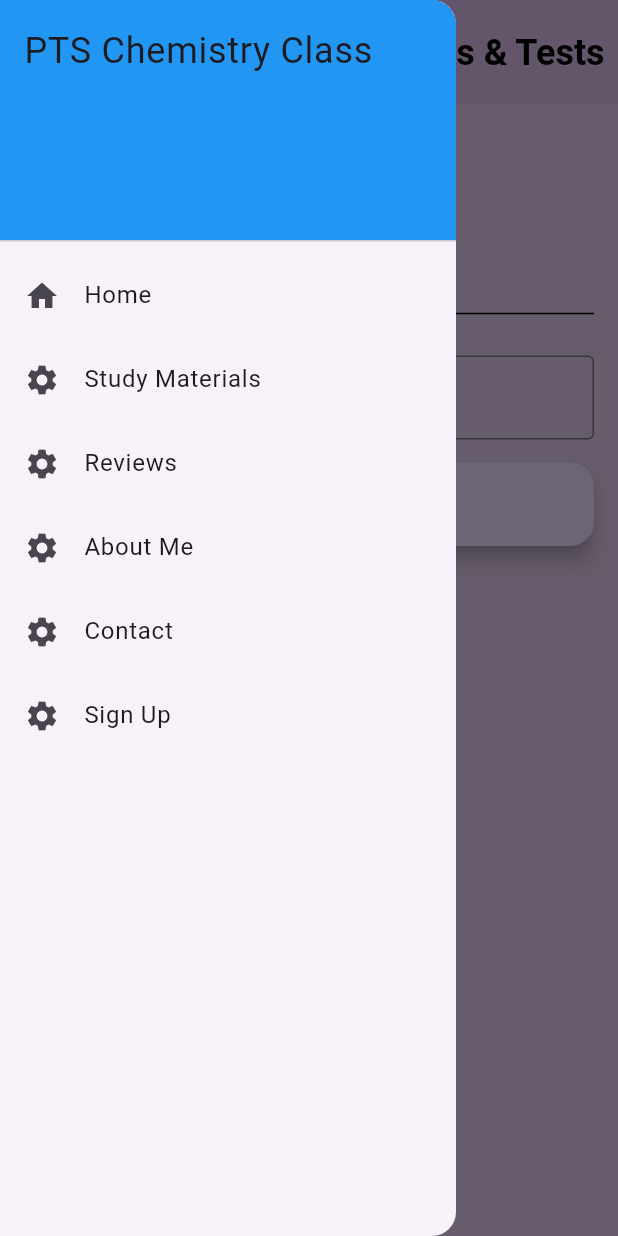
After one commit to Srijen-Raja/PTSChemistry, a Flutter app: the MaterialsPage screen opened by its route, with the side drawer open, on a phone screen of 412 x 824 dp. The commit adds this screen. Run offline on Flutter 3.47's test engine with Material 3 defaults, Android fonts, the light colour scheme and no system bars; our stand-ins replace youtube_player_iframe; missing offline and left inert: carousel_slider_plus; Roboto replaces fonts that are missing (Georgia).

Commit message:
UI Updates

```diff
--- a/lib/about_page.dart
+++ b/lib/about_page.dart
@@ -31,7 +31,7 @@ class AboutPage extends StatelessWidget {
   var hei = MediaQuery.of(context).size.height;
     return Scaffold(
       appBar: AppBar(
-        automaticallyImplyLeading: false,
+        automaticallyImplyLeading: (hei * 0.85 > wid)?true:false,
         backgroundColor: appbgcol,
         foregroundColor: Colors.black,
         elevation: 1.0,
@@ -46,6 +46,11 @@ class AboutPage extends StatelessWidget {
             onPressed: () => Navigator.pushNamed(context, '/'),
             style: navLinkStyle,
             child: const Text('Home'),
+          ),
+          TextButton(
+            onPressed: () => Navigator.pushNamed(context, '/material'),
+            style: navLinkStyle,
+            child: const Text('Study Material / Tests'),
           ),
           TextButton(
             onPressed: () => Navigator.pushNamed(context, '/reviews'),
@@ -102,6 +107,11 @@ class AboutPage extends StatelessWidget {
                 leading: Icon(Icons.home),
                 title: const Text('Home'),
                 onTap: () => Navigator.pushNamed(context, '/'),
+              ),
+              ListTile(
+                leading: const Icon(Icons.settings),
+                title: const Text('Study Materials / Tests'),
+                onTap: () => Navigator.pushNamed(context, '/material'),
               ),
               ListTile(
                 leading: Icon(Icons.settings),
--- a/lib/contact_page.dart
+++ b/lib/contact_page.dart
@@ -33,7 +33,7 @@ class ContactPage extends StatelessWidget {
 
     return Scaffold(
       appBar: AppBar(
-        automaticallyImplyLeading: false,
+        automaticallyImplyLeading: (hei * 0.85 > wid)?true:false,
         backgroundColor: appbgcol,
         foregroundColor: Colors.black,
         elevation: 1.0,
@@ -48,6 +48,11 @@ class ContactPage extends StatelessWidget {
             onPressed: () => Navigator.pushNamed(context, '/'),
             style: navLinkStyle,
             child: const Text('Home'),
+          ),
+          TextButton(
+            onPressed: () => Navigator.pushNamed(context, '/material'),
+            style: navLinkStyle,
+            child: const Text('Study Material / Tests'),
           ),
           TextButton(
             onPressed: () => Navigator.pushNamed(context, '/reviews'),
@@ -104,6 +109,11 @@ class ContactPage extends StatelessWidget {
               leading: Icon(Icons.home),
               title: const Text('Home'),
               onTap: () => Navigator.pushNamed(context, '/'),
+            ),
+            ListTile(
+              leading: const Icon(Icons.settings),
+              title: const Text('Study Materials / Tests'),
+              onTap: () => Navigator.pushNamed(context, '/material'),
             ),
             ListTile(
               leading: Icon(Icons.settings),
--- a/lib/courses_page.dart
+++ b/lib/courses_page.dart
@@ -30,7 +30,7 @@ class CoursesPage extends StatelessWidget {
     var wid = MediaQuery.of(context).size.width;
     return Scaffold(
       appBar: AppBar(
-        automaticallyImplyLeading: false,
+        automaticallyImplyLeading: (hei * 0.85 > wid)?true:false,
         backgroundColor: appbgcol,
         foregroundColor: Colors.black,
         elevation: 1.0,
@@ -46,6 +46,11 @@ class CoursesPage extends StatelessWidget {
           style: navLinkStyle,
           child: const Text('Home'),
         ),
+          TextButton(
+            onPressed: () => Navigator.pushNamed(context, '/material'),
+            style: navLinkStyle,
+            child: const Text('Study Material / Tests'),
+          ),
           TextButton(
             onPressed: () => Navigator.pushNamed(context, '/reviews'),
             style: navLinkStyle,
@@ -102,6 +107,11 @@ class CoursesPage extends StatelessWidget {
             onTap: () => Navigator.pushNamed(context, '/'),
           ),
           ListTile(
+            leading: const Icon(Icons.settings),
+            title: const Text('Study Materials / Tests'),
+            onTap: () => Navigator.pushNamed(context, '/material'),
+          ),
+          ListTile(
             leading: Icon(Icons.settings),
             title: const Text('Reviews'),
             onTap: () => Navigator.pushNamed(context, '/reviews'),
--- a/lib/home_page.dart
+++ b/lib/home_page.dart
@@ -55,7 +55,7 @@ class _HomePageState extends State<HomePage> {
     var hei = MediaQuery.of(context).size.height;
     return Scaffold(
       appBar: AppBar(
-        automaticallyImplyLeading: false,
+        automaticallyImplyLeading: (hei * 0.85 > wid)?true:false,
         backgroundColor: appbgcol,
         foregroundColor: Colors.black,
         elevation: 1.0,
@@ -71,6 +71,11 @@ class _HomePageState extends State<HomePage> {
             onPressed: _scrollToCourses,
             style: navLinkStyle,
             child: const Text('Courses'),
+          ),
+          TextButton(
+            onPressed: () => Navigator.pushNamed(context, '/material'),
+            style: navLinkStyle,
+            child: const Text('Study Material / Tests'),
           ),
           TextButton(
             onPressed: () => Navigator.pushNamed(context, '/reviews'),
@@ -129,6 +134,11 @@ class _HomePageState extends State<HomePage> {
               leading: const Icon(Icons.home),
               title: const Text('Home'),
               onTap: () => Navigator.pushNamed(context, '/'),
+            ),
+            ListTile(
+              leading: const Icon(Icons.settings),
+              title: const Text('Study Materials'),
+              onTap: () => Navigator.pushNamed(context, '/material'),
             ),
             ListTile(
               leading: const Icon(Icons.home),
--- a/lib/login_page.dart
+++ b/lib/login_page.dart
@@ -26,7 +26,7 @@ class LoginPage extends StatelessWidget {
   var hei = MediaQuery.of(context).size.height;
     return Scaffold(
       appBar: AppBar(
-        automaticallyImplyLeading: false,
+        automaticallyImplyLeading: (hei * 0.85 > wid)?true:false,
         backgroundColor: appbgcol,
         foregroundColor: Colors.black,
         elevation: 1.0,
@@ -41,6 +41,11 @@ class LoginPage extends StatelessWidget {
             onPressed: () => Navigator.pushNamed(context, '/'),
             style: navLinkStyle,
             child: const Text('Home'),
+          ),
+          TextButton(
+            onPressed: () => Navigator.pushNamed(context, '/material'),
+            style: navLinkStyle,
+            child: const Text('Study Material / Tests'),
           ),
           TextButton(
             onPressed: () => Navigator.pushNamed(context, '/reviews'),
@@ -99,6 +104,11 @@ class LoginPage extends StatelessWidget {
             onTap: () => Navigator.pushNamed(context, '/'),
           ),
           ListTile(
+            leading: const Icon(Icons.settings),
+            title: const Text('Study Materials / Tests'),
+            onTap: () => Navigator.pushNamed(context, '/material'),
+          ),
+          ListTile(
             leading: Icon(Icons.settings),
             title: const Text('Reviews'),
             onTap: () => Navigator.pushNamed(context, '/reviews'),
--- a/lib/main.dart
+++ b/lib/main.dart
@@ -1,11 +1,12 @@
 import 'package:flutter/material.dart';
-import 'package:ptschemistryclass/login_page.dart';
+import 'login_page.dart';
 import 'home_page.dart';
 import 'courses_page.dart';
 import 'reviews_page.dart';
 import 'about_page.dart';
 import 'contact_page.dart';
 import 'videos_page.dart';
+import 'material_page.dart';
 
 void main() {
   runApp(const TutorWebsite());
@@ -34,6 +35,7 @@ class TutorWebsite extends StatelessWidget {
         '/contact': (context) => const ContactPage(),
         '/login': (context) => const LoginPage(),
         '/videos': (context) => const VideosPage(),
+        '/material': (context) => MaterialsPage(),
       },
     );
   }
--- /dev/null
+++ b/lib/material_page.dart
@@ -0,0 +1,351 @@
+import 'package:flutter/material.dart';
+import 'package:intl/intl.dart';
+import 'home_page.dart';
+import 'main.dart'; // Make sure this imports variables like appbgcol, bgcol, etc.
+
+class MaterialsPage extends StatefulWidget {
+  MaterialsPage({super.key});
+
+  @override
+  State<MaterialsPage> createState() => _MaterialsPageState();
+}
+
+class _MaterialsPageState extends State<MaterialsPage> {
+  bool unlockedtest = false;
+  final TextEditingController _codeController = TextEditingController();
+
+  bool complexFormulaWithDate(int a) {
+    var date = DateTime.now();
+    int dayOfYear = int.parse(DateFormat("D").format(date));
+    int weekday = date.weekday;
+    int month = date.month;
+    int year = date.year;
+    int result = (dayOfYear * (weekday * weekday) + month * year) % 10000;
+    return (result == a);
+  }
+
+  @override
+  void dispose() {
+    _codeController.dispose();
+    super.dispose();
+  }
+
+  @override
+  Widget build(BuildContext context) {
+    final ButtonStyle navLinkStyle = TextButton.styleFrom(
+      foregroundColor: Colors.black,
+      padding: const EdgeInsets.symmetric(horizontal: 16, vertical: 20),
+      textStyle: const TextStyle(fontSize: 15),
+      shape: const RoundedRectangleBorder(
+          borderRadius: BorderRadius.all(Radius.circular(14))),
+    ).copyWith(
+      overlayColor: MaterialStateProperty.all(const Color(0xFFE3D5E8)),
+      foregroundColor: MaterialStateProperty.resolveWith<Color?>(
+            (Set<MaterialState> states) {
+          if (states.contains(MaterialState.hovered)) {
+            return Theme.of(context).primaryColor;
+          }
+          return Colors.black;
+        },
+      ),
+    );
+
+    var wid = MediaQuery.of(context).size.width;
+    var hei = MediaQuery.of(context).size.height;
+
+    return Scaffold(
+      appBar: AppBar(
+        automaticallyImplyLeading: (hei * 0.85 > wid) ? true : false,
+        backgroundColor: appbgcol,
+        foregroundColor: Colors.black,
+        elevation: 1.0,
+        toolbarHeight: 70,
+        title: Row(children: [
+          SizedBox(
+            height: 70,
+            width: 70,
+            child: IconButton(
+                onPressed: () => Navigator.pushNamed(context, '/'),
+                icon: Image.asset("images/icon1.png")),
+          ),
+          const SizedBox(width: 5),
+          const Text('Study Materials & Tests',
+              style: TextStyle(fontWeight: FontWeight.bold, fontSize: 24)),
+        ]),
+        actions: (hei < wid * 0.9)
+            ? <Widget>[
+          TextButton(
+            onPressed: () => Navigator.pushNamed(context, '/'),
+            style: navLinkStyle,
+            child: const Text('Home'),
+          ),
+          TextButton(
+            onPressed: () => Navigator.pushNamed(context, '/reviews'),
+            style: navLinkStyle,
+            child: const Text('Reviews'),
+          ),
+          TextButton(
+            onPressed: () => Navigator.pushNamed(context, '/about'),
+            style: navLinkStyle,
+            child: const Text('About Me'),
+          ),
+          const SizedBox(width: 10),
+          OutlinedButton(
+            onPressed: () => Navigator.pushNamed(context, '/contact'),
+            child: const Text('Contact'),
+            style: OutlinedButton.styleFrom(
+              foregroundColor: Colors.black,
+              side: const BorderSide(color: Colors.black),
+            ).copyWith(
+              backgroundColor: MaterialStateProperty.resolveWith((states) {
+                if (states.contains(MaterialState.hovered)) {
+                  return Colors.grey.shade100;
+                }
+                return null;
+              }),
+            ),
+          ),
+          const SizedBox(width: 10),
+          ElevatedButton(
+            onPressed: () => Navigator.pushNamed(context, '/login'),
+            child: const Text('Sign Up'),
+            style: ElevatedButton.styleFrom(
+              backgroundColor: Colors.black,
+              foregroundColor: Colors.white,
+            ).copyWith(
+              backgroundColor: MaterialStateProperty.resolveWith((states) {
+                if (states.contains(MaterialState.hovered)) {
+                  return Colors.grey.shade800;
+                }
+                return Colors.black;
+              }),
+            ),
+          ),
+          const SizedBox(width: 20),
+        ]
+            : <Widget>[const SizedBox.shrink()],
+      ),
+      drawer: (hei * 0.85 > wid)
+          ? Drawer(
+        child: ListView(
+          padding: EdgeInsets.zero,
+          children: [
+            const DrawerHeader(
+              decoration: BoxDecoration(
+                color: Colors.blue,
+              ),
+              child: Text(
+                'PTS Chemistry Class',
+                style: TextStyle(fontSize: 24),
+              ),
+            ),
+            ListTile(
+              leading: const Icon(Icons.home),
+              title: const Text('Home'),
+              onTap: () => Navigator.pushNamed(context, '/'),
+            ),
+            ListTile(
+              leading: const Icon(Icons.settings),
+              title: const Text('Study Materials'),
+              onTap: () => Navigator.pushNamed(context, '/material'),
+            ),
+            ListTile(
+              leading: const Icon(Icons.settings),
+              title: const Text('Reviews'),
+              onTap: () => Navigator.pushNamed(context, '/reviews'),
+            ),
+            ListTile(
+              leading: const Icon(Icons.settings),
+              title: const Text('About Me'),
+              onTap: () => Navigator.pushNamed(context, '/about'),
+            ),
+            ListTile(
+              leading: const Icon(Icons.settings),
+              title: const Text('Contact'),
+              onTap: () => Navigator.pushNamed(context, '/contact'),
+            ),
+            ListTile(
+              leading: const Icon(Icons.settings),
+              title: const Text('Sign Up'),
+              onTap: () => Navigator.pushNamed(context, '/login'),
+            ),
+          ],
+        ),
+      )
+          : null,
+      backgroundColor: bgcol,
+      body: (!unlockedtest)
+          ? ((hei < wid) ? desk(context) : mob(context))
+          : testUnlockedWidget(context),
+    );
+  }
+
+  Widget desk(BuildContext context) {
+    return Row(
+      children: [
+        Column(
+          crossAxisAlignment: CrossAxisAlignment.start,
+          children: const [
+            Text(
+              "Study Material Link 1",
+              style: TextStyle(fontSize: 20),
+            ),
+            Text(
+              "Study Material Link 2",
+              style: TextStyle(fontSize: 20),
+            ),
+            Text(
+              "Study Material Link 3",
+              style: TextStyle(fontSize: 20),
+            ),
+          ],
+        ),
+        const SizedBox(width: 10),
+        const Spacer(flex: 1),
+        Container(width: 1, color: Colors.black),
+        const SizedBox(width: 10),
+        Column(
+          children: [
+            const SizedBox(height: 10),
+            SizedBox(
+              width: 350,
+              child: TextField(
+                controller: _codeController,
+                decoration: const InputDecoration(
+                  border: OutlineInputBorder(),
+                  labelText: 'Enter Code to access Tests',
+                ),
+                keyboardType: TextInputType.number,
+              ),
+            ),
+            const SizedBox(height: 10),
+            SizedBox(
+              width: 150,
+              child: FloatingActionButton(
+                child: const Text(
+                  "Submit",
+                  style: TextStyle(fontSize: 16),
+                ),
+                onPressed: () {
+                  final inputText = _codeController.text.trim();
+
+                  if (inputText.isEmpty) {
+                    ScaffoldMessenger.of(context).showSnackBar(
+                      const SnackBar(content: Text('Please enter a code.')),
+                    );
+                    return;
+                  }
+
+                  final int? inputCode = int.tryParse(inputText);
+                  if (inputCode == null) {
+                    ScaffoldMessenger.of(context).showSnackBar(
+                      const SnackBar(content: Text('Invalid code format.')),
+                    );
+                    return;
+                  }
+
+                  if (complexFormulaWithDate(inputCode)) {
+                    print("a");
+                    setState(() {
+                      print("abd");
+                      unlockedtest = true;
+                    });
+                  } else {
+                    ScaffoldMessenger.of(context).showSnackBar(
+                      const SnackBar(content: Text('Incorrect code.')),
+                    );
+                  }
+                },
+              ),
+            ),
+          ],
+        ),
+        const SizedBox(width: 50),
+      ],
+    );
+  }
+
+  Widget mob(BuildContext context) {
+    return SingleChildScrollView(
+      padding: const EdgeInsets.all(16),
+      child: Column(
+        crossAxisAlignment: CrossAxisAlignment.start,
+        children: [
+          const Text(
+            "Study Material Link 1",
+            style: TextStyle(fontSize: 20),
+          ),
+          const SizedBox(height: 4),
+          const Text(
+            "Study Material Link 2",
+            style: TextStyle(fontSize: 20),
+          ),
+          const SizedBox(height: 4),
+          const Text(
+            "Study Material Link 3",
+            style: TextStyle(fontSize: 20),
+          ),
+          const SizedBox(height: 20),
+          const Divider(color: Colors.black, thickness: 1),
+          const SizedBox(height: 20),
+          SizedBox(
+            width: double.infinity,
+            child: TextField(
+              controller: _codeController,
+              decoration: const InputDecoration(
+                border: OutlineInputBorder(),
+                labelText: 'Enter Code to access Tests',
+              ),
+              keyboardType: TextInputType.number,
+            ),
+          ),
+          const SizedBox(height: 15),
+          SizedBox(
+            width: double.infinity,
+            child: FloatingActionButton.extended(
+              label: const Text("Submit"),
+              onPressed: () {
+                final inputText = _codeController.text.trim();
+
+                if (inputText.isEmpty) {
+                  ScaffoldMessenger.of(context).showSnackBar(
+                    const SnackBar(content: Text('Please enter a code.')),
+                  );
+                  return;
+                }
+
+                final int? inputCode = int.tryParse(inputText);
+                if (inputCode == null) {
+                  ScaffoldMessenger.of(context).showSnackBar(
+                    const SnackBar(content: Text('Invalid code format.')),
+                  );
+                  return;
+                }
+
+                if (complexFormulaWithDate(inputCode)) {
+                  print("a");
+                  setState(() {
+                    print("abd");
+                    unlockedtest = true;
+                  });
+                } else {
+                  ScaffoldMessenger.of(context).showSnackBar(
+                    const SnackBar(content: Text('Incorrect code.')),
+                  );
+                }
+              },
+            ),
+          ),
+        ],
+      ),
+    );
+  }
+
+  Widget testUnlockedWidget(BuildContext context) {
+    return Center(
+      child: Text(
+        "Google Form Links for test will come here"
+      ),
+    );
+  }
+}
--- a/lib/reviews_page.dart
+++ b/lib/reviews_page.dart
@@ -26,7 +26,7 @@ class ReviewsPage extends StatelessWidget {
   var hei = MediaQuery.of(context).size.height;
     return Scaffold(
       appBar: AppBar(
-        automaticallyImplyLeading: false,
+        automaticallyImplyLeading: (hei * 0.85 > wid)?true:false,
         backgroundColor: appbgcol,
         foregroundColor: Colors.black,
         elevation: 1.0,
@@ -41,6 +41,11 @@ class ReviewsPage extends StatelessWidget {
             onPressed: () => Navigator.pushNamed(context, '/'),
             style: navLinkStyle,
             child: const Text('Home'),
+          ),
+          TextButton(
+            onPressed: () => Navigator.pushNamed(context, '/material'),
+            style: navLinkStyle,
+            child: const Text('Study Material / Tests'),
           ),
           TextButton(
             onPressed: () => Navigator.pushNamed(context, '/reviews'),
@@ -97,6 +102,11 @@ class ReviewsPage extends StatelessWidget {
               leading: Icon(Icons.home),
               title: const Text('Home'),
               onTap: () => Navigator.pushNamed(context, '/'),
+            ),
+            ListTile(
+              leading: const Icon(Icons.settings),
+              title: const Text('Study Materials / Tests'),
+              onTap: () => Navigator.pushNamed(context, '/material'),
             ),
             ListTile(
               leading: Icon(Icons.settings),
--- a/lib/videos_page.dart
+++ b/lib/videos_page.dart
@@ -16,6 +16,7 @@ class _VideosPageState extends State<VideosPage> {
     'gCdwPtiNrvM',
     '3u6D2oPfcZU',
     '4baFtmMsWz0',
+    'Kg3Gan2LXjY'
   ];
 
   late final List<YoutubePlayerController> controllers;
@@ -72,7 +73,7 @@ class _VideosPageState extends State<VideosPage> {
     var hei = MediaQuery.of(context).size.height;
     return Scaffold(
       appBar: AppBar(
-        automaticallyImplyLeading: false,
+        automaticallyImplyLeading: (hei * 0.85 > wid)?true:false,
         backgroundColor: appbgcol,
         foregroundColor: Colors.black,
         elevation: 1.0,
@@ -87,6 +88,11 @@ class _VideosPageState extends State<VideosPage> {
             onPressed: () => Navigator.pushNamed(context, '/'),
             style: navLinkStyle,
             child: const Text('Home'),
+          ),
+          TextButton(
+            onPressed: () => Navigator.pushNamed(context, '/material'),
+            style: navLinkStyle,
+            child: const Text('Study Material / Tests'),
           ),
           TextButton(
             onPressed: () => Navigator.pushNamed(context, '/reviews'),
@@ -129,6 +135,45 @@ class _VideosPageState extends State<VideosPage> {
           const SizedBox(width: 20),
         ]:<Widget>[SizedBox.shrink()],
       ),
+      drawer: (hei*0.85>wid)?Drawer(
+        child: ListView(
+          padding: EdgeInsets.zero,
+          children: [
+            const DrawerHeader(
+              decoration: BoxDecoration(
+                color: Colors.blue,
+              ),
+              child: Text('PTS Chemistry Class',style: TextStyle(fontSize: 24),),
+            ),ListTile(
+              leading: Icon(Icons.home),
+              title: const Text('Home'),
+              onTap: () => Navigator.pushNamed(context, '/'),
+            ),
+            ListTile(
+              leading: const Icon(Icons.settings),
+              title: const Text('Study Materials / Tests'),
+              onTap: () => Navigator.pushNamed(context, '/material'),
+            ),
+            ListTile(
+              leading: Icon(Icons.settings),
+              title: const Text('Reviews'),
+              onTap: () => Navigator.pushNamed(context, '/reviews'),
+            ),ListTile(
+              leading: Icon(Icons.settings),
+              title: const Text('About Me'),
+              onTap: () => Navigator.pushNamed(context, '/about'),
+            ),ListTile(
+              leading: Icon(Icons.settings),
+              title: const Text('Contact'),
+              onTap: () => Navigator.pushNamed(context, '/contact'),
+            ),ListTile(
+              leading: Icon(Icons.settings),
+              title: const Text('Sign Up'),
+              onTap: () => Navigator.pushNamed(context, '/login'),
+            ),
+          ],
+        ),
+      ):null,
       backgroundColor: bgcol,
       body:
       ListView.builder(
--- a/pubspec.yaml
+++ b/pubspec.yaml
@@ -33,7 +33,7 @@ dependencies:
   carousel_slider_plus: ^7.1.1
   url_launcher: ^6.3.1
   youtube_player_iframe: ^4.0.4
-
+  intl: ^0.18.1
   # The following adds the Cupertino Icons font to your application.
   # Use with the CupertinoIcons class for iOS style icons.
   cupertino_icons: ^1.0.8
```
Also changed, not shown: images/facebook.png, images/instagram.png, images/telegram.png, images/whatsapp.png, images/youtube.png, pubspec.lock.
